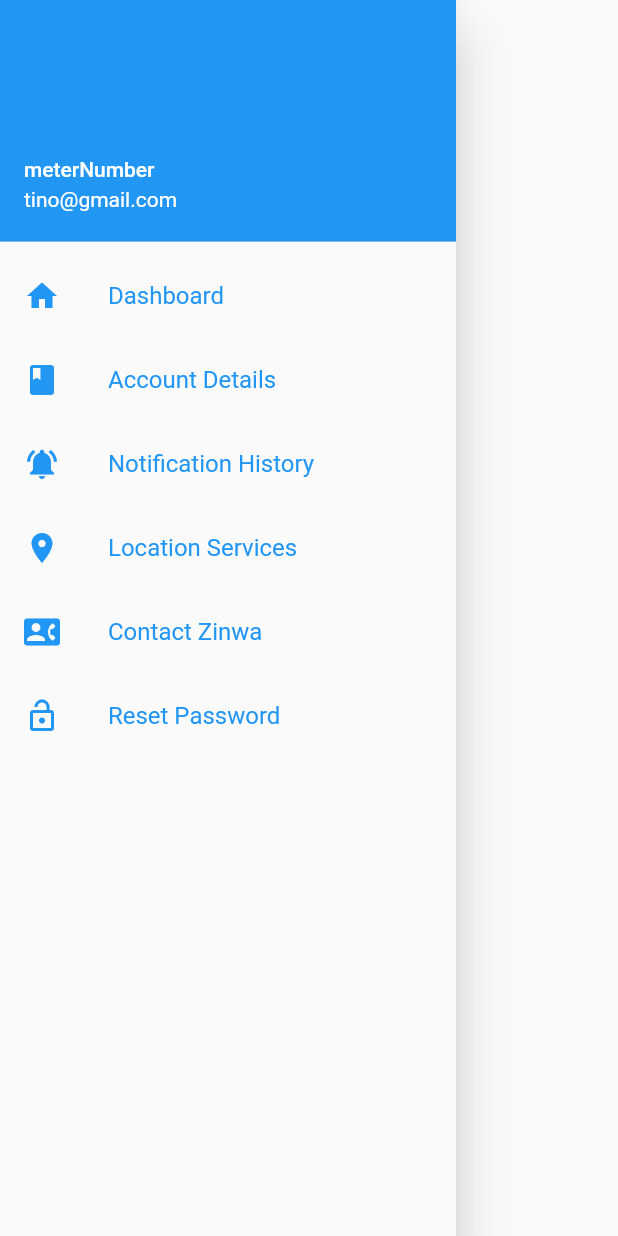
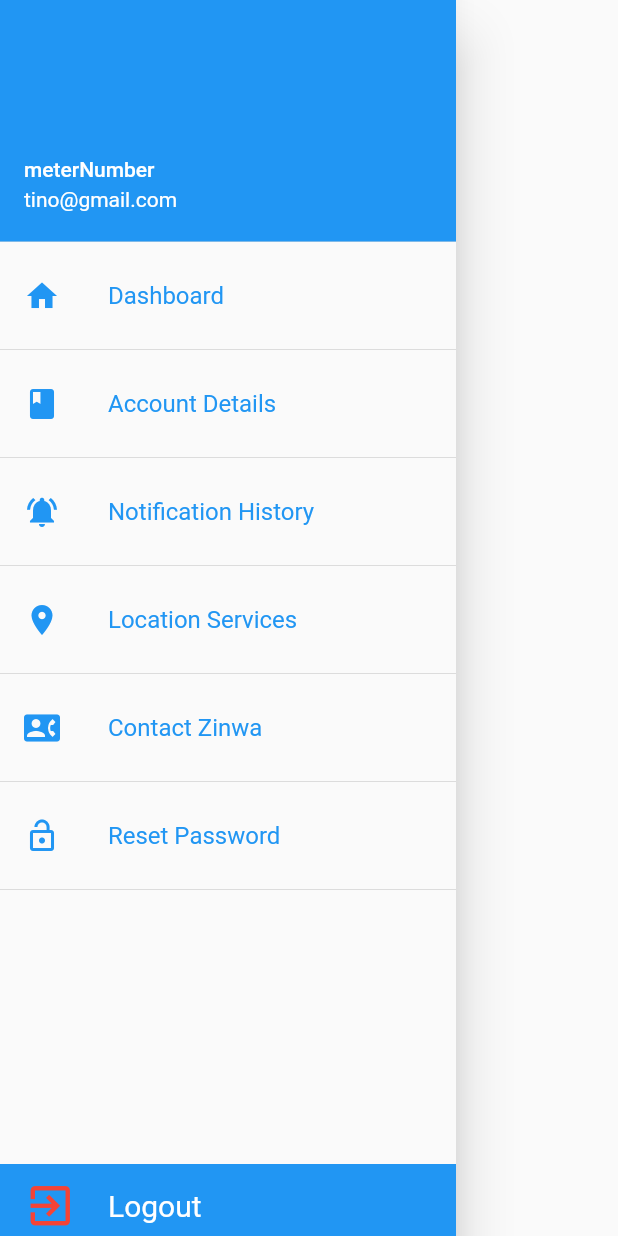
Before and after one commit to Tinomuchenje/ZinwaPay, a Flutter app: the AppDrawer widget shown alone on an empty page, opened directly, on a phone screen of 412 x 824 dp. Run offline on Flutter 3.47's test engine with Material 2 defaults, Android fonts, the phone set to English and light mode, and no system bars; our stand-ins replace sleek_circular_slider, webview_flutter; missing offline and left inert: status_alert.

Commit message:
Styling the drawer
- Added logout button.
- Added dividers to space the options

```diff
--- a/lib/widgets/drawer.dart
+++ b/lib/widgets/drawer.dart
@@ -14,6 +14,7 @@ class AppDrawer extends StatelessWidget {
             Navigator.of(context).pop();
           },
         ),
+        Divider(),
         _createDrawerMenuOption(
           icon: Icons.book,
           text: 'Account Details',
@@ -21,6 +22,7 @@ class AppDrawer extends StatelessWidget {
             Navigator.of(context).pop();
           },
         ),
+        Divider(),
         _createDrawerMenuOption(
           icon: Icons.notifications_active,
           text: 'Notification History',
@@ -28,6 +30,7 @@ class AppDrawer extends StatelessWidget {
             Navigator.of(context).pop();
           },
         ),
+        Divider(),
         _createDrawerMenuOption(
           icon: Icons.location_on,
           text: 'Location Services',
@@ -35,6 +38,7 @@ class AppDrawer extends StatelessWidget {
             Navigator.of(context).pop();
           },
         ),
+        Divider(),
         _createDrawerMenuOption(
           icon: Icons.contact_phone,
           text: 'Contact Zinwa',
@@ -42,11 +46,32 @@ class AppDrawer extends StatelessWidget {
             Navigator.of(context).pop();
           },
         ),
+        Divider(),
         _createDrawerMenuOption(
           icon: Icons.lock_open,
           text: 'Reset Password',
           onTap: () => Navigator.of(context).pop(),
         ),
+        Divider(),
+        SizedBox(
+          height: 175.0,
+        ),
+        Container(
+          color: Colors.blue,
+          height: 60,
+            child: ListTile(
+          leading: Icon(
+            Icons.exit_to_app,
+            size: 35.0,
+            color: Colors.red,
+          ),
+          title: Text('Logout',
+              style: TextStyle(
+                fontSize: 20.0,
+                color: Colors.white,
+              )),
+          onTap: () => Navigator.of(context).pop(),
+        )),
       ]),
     );
   }
```
